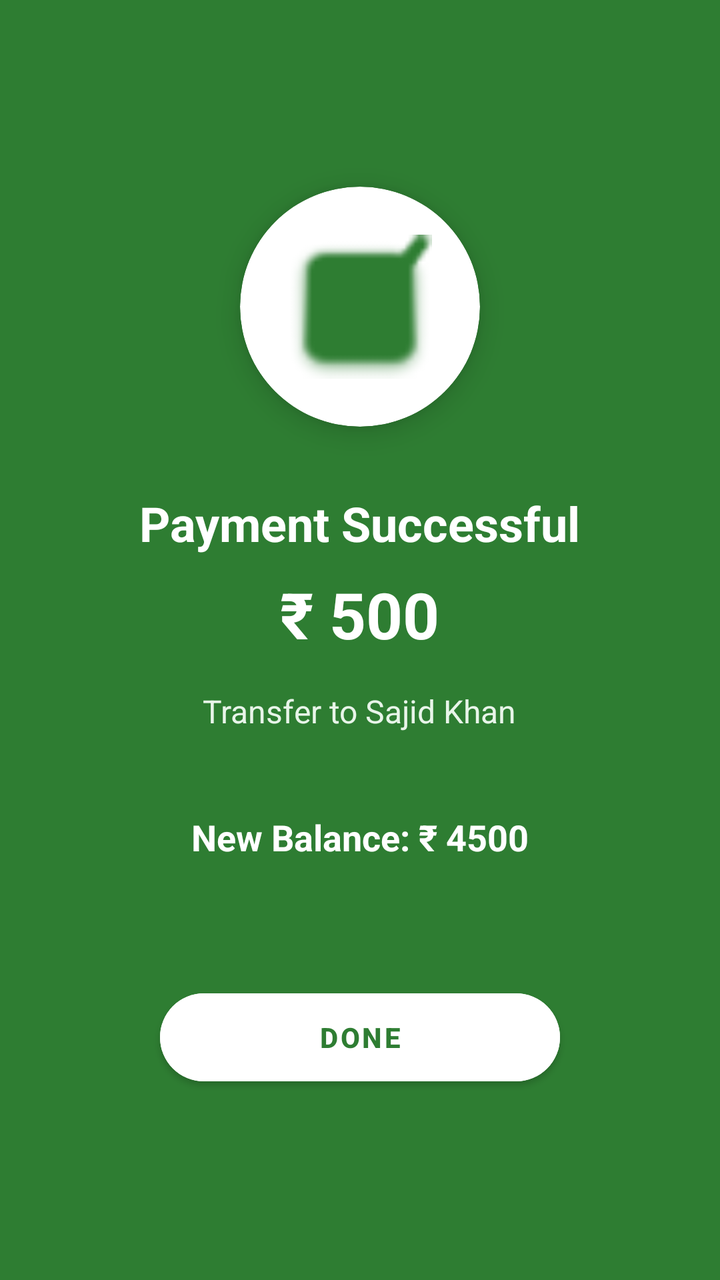
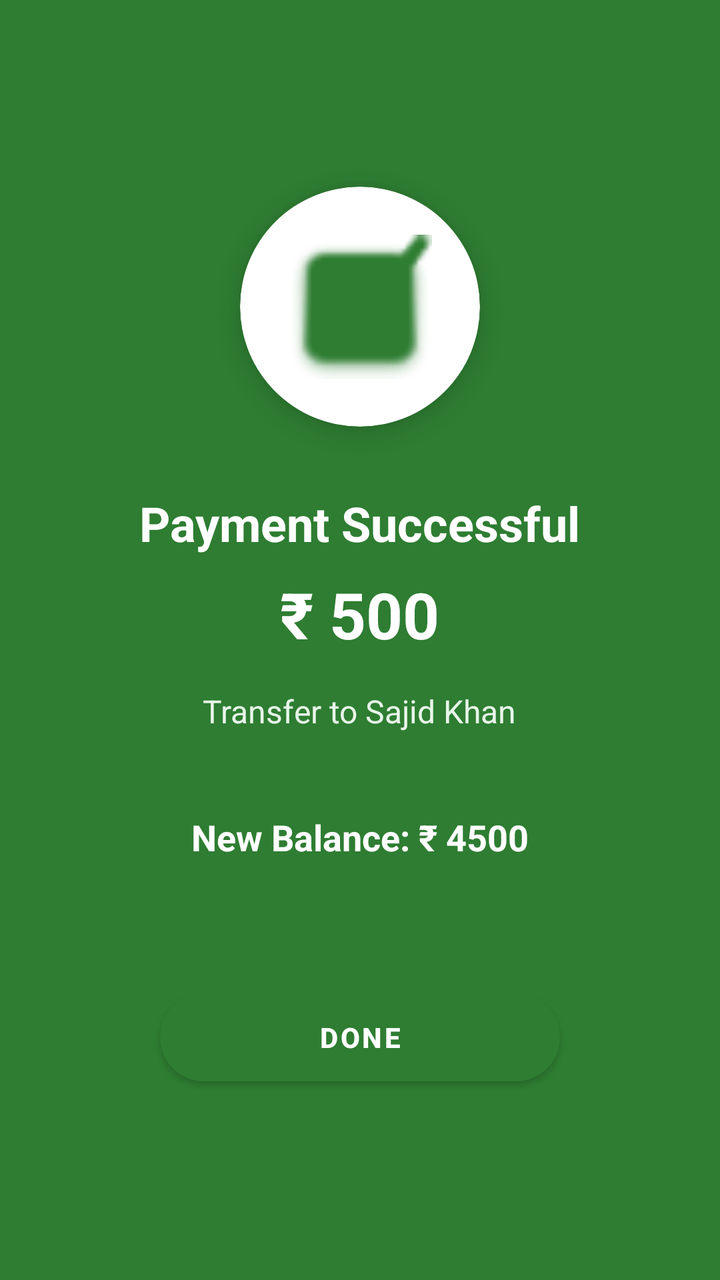

Two renders of the same Android screen: before a commit and after it. Below are the layout's source before the change and the commit's diff.
<!-- AndroidManifest.xml: activity theme Theme.SKMiniPaymentBank -->
<!-- res/layout/activity_success.xml -->
<?xml version="1.0" encoding="utf-8"?>
<LinearLayout xmlns:android="http://schemas.android.com/apk/res/android"
    xmlns:app="http://schemas.android.com/apk/res-auto"
    android:layout_width="match_parent"
    android:layout_height="match_parent"
    android:background="#2E7D32"
    android:gravity="center"
    android:orientation="vertical"
    android:padding="24dp">

    <com.google.android.material.card.MaterialCardView
        android:layout_width="120dp"
        android:layout_height="120dp"
        app:cardCornerRadius="60dp"
        app:cardBackgroundColor="@color/white"
        app:cardElevation="8dp">
        <ImageView
            android:layout_width="match_parent"
            android:layout_height="match_parent"
            android:padding="24dp"
            android:src="@android:drawable/checkbox_on_background"
            app:tint="#2E7D32" />
    </com.google.android.material.card.MaterialCardView>

    <TextView
        android:layout_width="wrap_content"
        android:layout_height="wrap_content"
        android:layout_marginTop="32dp"
        android:text="Payment Successful"
        android:textColor="@color/white"
        android:textSize="24sp"
        android:textStyle="bold" />

    <TextView
        android:id="@+id/tvSuccessAmount"
        android:layout_width="wrap_content"
        android:layout_height="wrap_content"
        android:layout_marginTop="8dp"
        android:text="₹ 500"
        android:textColor="@color/white"
        android:textSize="32sp"
        android:textStyle="bold" />

    <TextView
        android:layout_width="wrap_content"
        android:layout_height="wrap_content"
        android:layout_marginTop="16dp"
        android:text="Transfer to Sajid Khan"
        android:textColor="#E8F5E9"
        android:textSize="16sp" />

    <TextView
        android:id="@+id/tvSuccessBalance"
        android:layout_width="wrap_content"
        android:layout_height="wrap_content"
        android:layout_marginTop="40dp"
        android:text="New Balance: ₹ 4500"
        android:textColor="@color/white"
        android:textSize="18sp"
        android:textStyle="bold" />

    <com.google.android.material.button.MaterialButton
        android:id="@+id/btnDone"
        android:layout_width="200dp"
        android:layout_height="56dp"
        android:layout_marginTop="60dp"
        android:backgroundTint="@color/white"
        android:text="DONE"
        android:textColor="#2E7D32"
        android:textStyle="bold"
        app:cornerRadius="28dp" />

</LinearLayout>
<!-- resources referenced by this layout -->
<resources>
  <color name="white">#FFFFFF</color>
  <style name="Theme.SKMiniPaymentBank" parent="Theme.MaterialComponents.DayNight.NoActionBar">
          <item name="colorPrimary">@color/primary_blue</item>
          <item name="colorPrimaryVariant">@color/primary_dark</item>
          <item name="colorSecondary">@color/accent_gold</item>
          <item name="android:statusBarColor">@color/primary_dark</item>
          <item name="android:navigationBarColor">@color/primary_dark</item>
          <item name="android:windowBackground">@color/background</item>
      </style>
  <color name="primary_blue">#0F4C81</color>
  <color name="primary_dark">#0A2540</color>
  <color name="accent_gold">#F1C75B</color>
  <color name="background">#EAF3FF</color>
</resources>

<!-- the commit's change to res/layout/activity_success.xml (unified diff, before → after) -->
@@ -64,10 +64,10 @@
         android:layout_width="200dp"
         android:layout_height="56dp"
         android:layout_marginTop="60dp"
-        android:backgroundTint="@color/white"
         android:text="DONE"
-        android:textColor="#2E7D32"
+        android:textColor="@color/white"
         android:textStyle="bold"
+        app:backgroundTint="#2E7D32"
         app:cornerRadius="28dp" />
 
 </LinearLayout>
